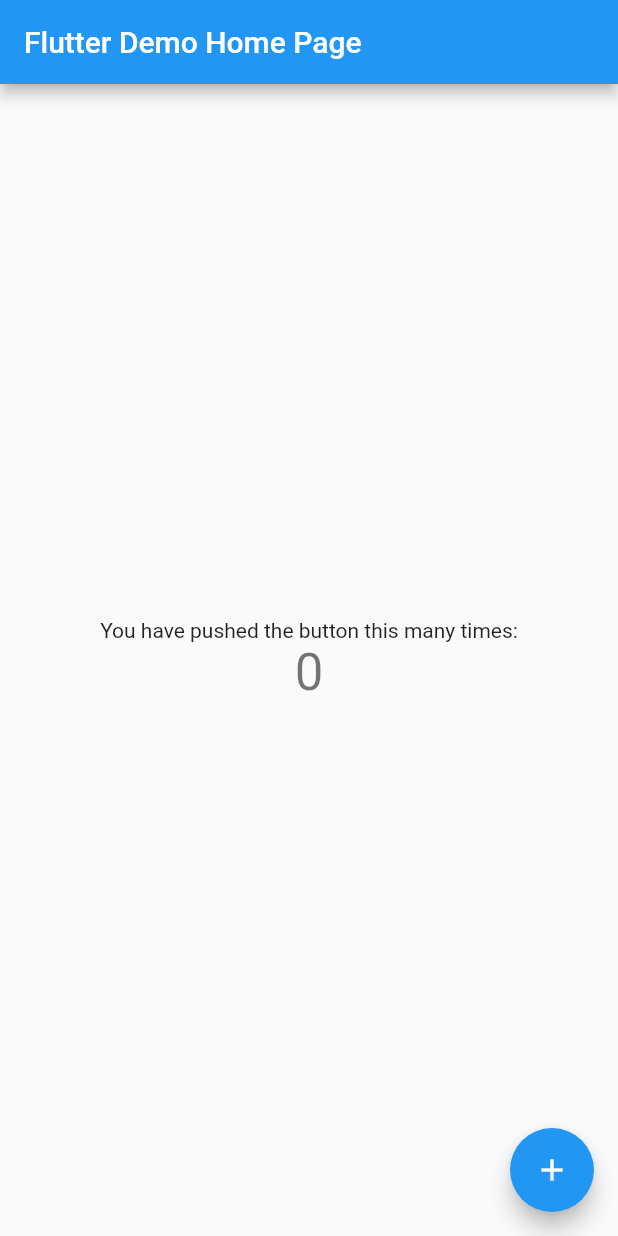
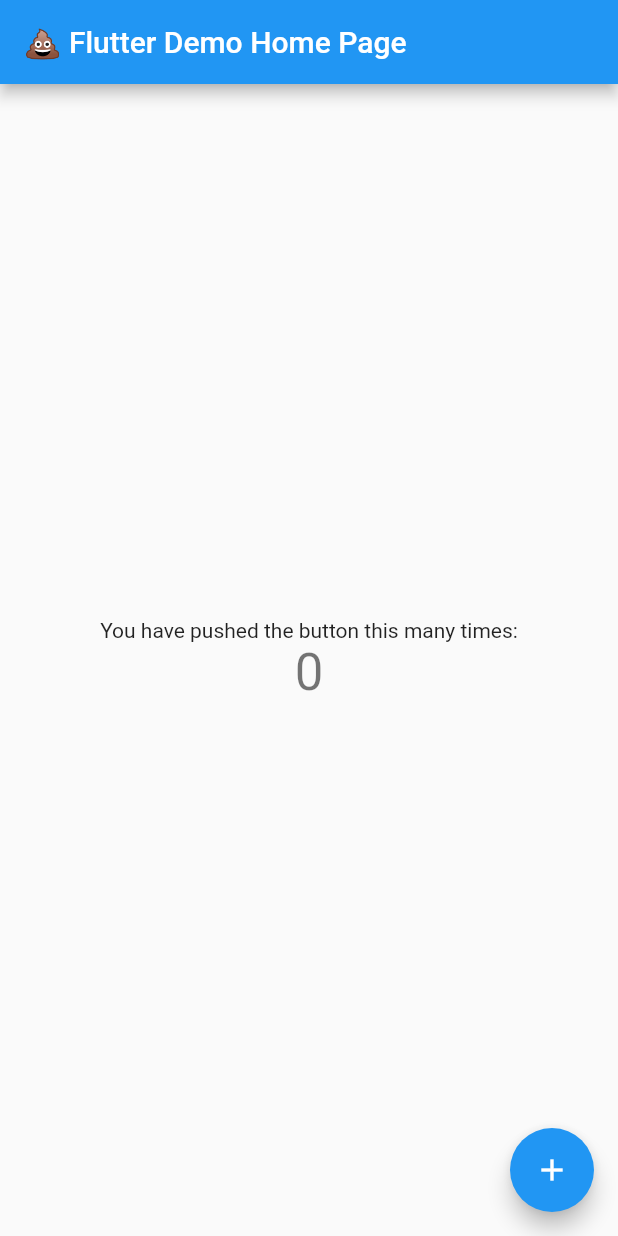
Before and after one commit to sugawaraplus/Flutter, a Flutter app: the screen it shows after launch, on a phone screen of 412 x 824 dp. Run offline on Flutter 3.47's test engine with Material 2 defaults, Android fonts, the phone set to English and light mode, and no system bars.

Commit message:
変更テスト

```diff
--- a/lib/main.dart
+++ b/lib/main.dart
@@ -9,7 +9,7 @@ class MyApp extends StatelessWidget {
   @override
   Widget build(BuildContext context) {
     return MaterialApp(
-      title: 'Flutter Demo',
+      title: '💩 Flutter Demo',
       theme: ThemeData(
         // This is the theme of your application.
         //
@@ -22,7 +22,7 @@ class MyApp extends StatelessWidget {
         // is not restarted.
         primarySwatch: Colors.blue,
       ),
-      home: MyHomePage(title: 'Flutter Demo Home Page'),
+      home: MyHomePage(title: '💩 Flutter Demo Home Page'),
     );
   }
 }
```
